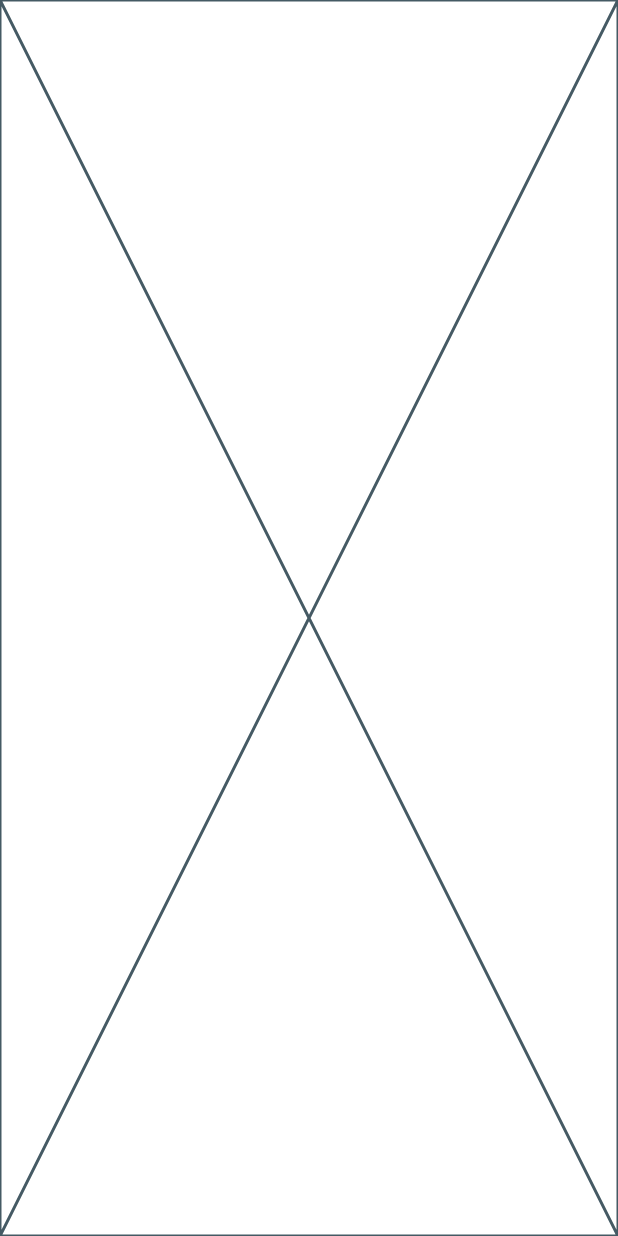
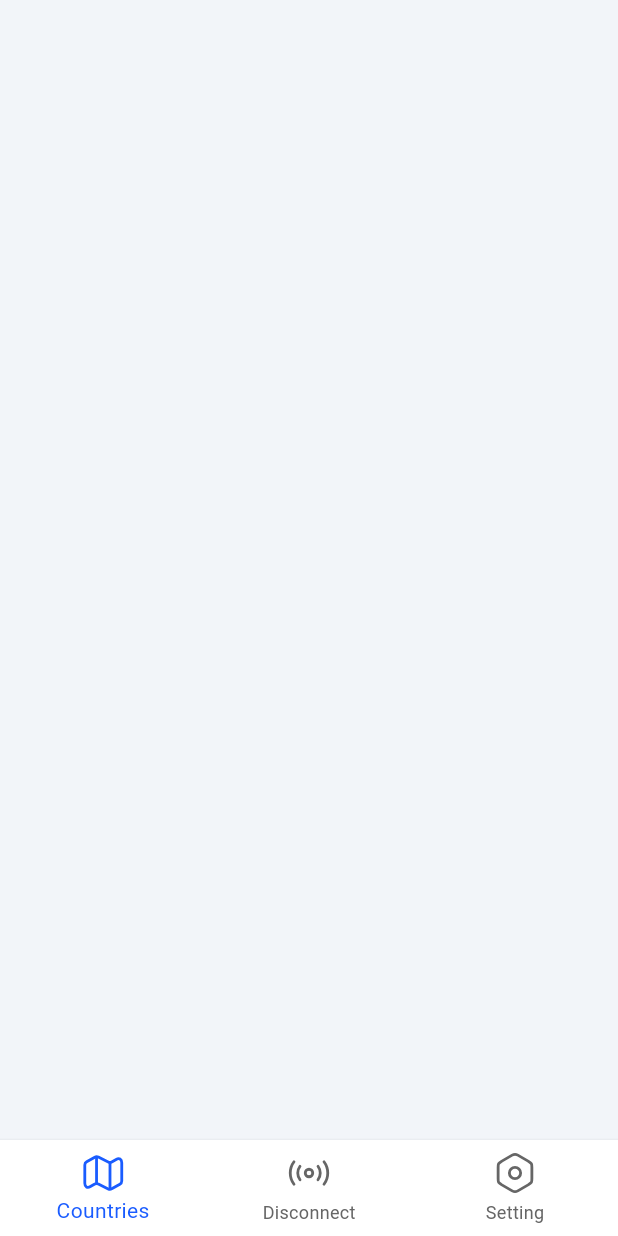
Before and after one commit to ibrahim-ylmz/flutter-vpn-case-study, a Flutter app: the screen it shows after launch, on a phone screen of 412 x 824 dp. Run offline on Flutter 3.47's test engine with Material 3 defaults, Android fonts, the phone set to English and light mode, and no system bars; our stand-ins replace auto_route, equatable, flutter_bloc, flutter_svg, get_it.

Commit message:
Implement routing and main page layout with bottom navigation

```diff
--- /dev/null
+++ b/lib/core/navigation/app_router.dart
@@ -0,0 +1,14 @@
+import 'package:auto_route/auto_route.dart';
+import 'package:vpn_case_study/feature/home/presentation/pages/main_page.dart';
+
+part 'app_router.gr.dart';
+
+@AutoRouterConfig(replaceInRouteName: AppRouter._replaceRouteName)
+/// Project router
+final class AppRouter extends RootStackRouter {
+  static const _replaceRouteName = 'Page,Route';
+  @override
+  List<AutoRoute> get routes => [
+    AutoRoute(page: MainRoute.page, initial: true, path: '/'),
+  ];
+}
--- /dev/null
+++ b/lib/feature/home/presentation/pages/main_page.dart
@@ -0,0 +1,74 @@
+import 'package:auto_route/auto_route.dart';
+import 'package:flutter/material.dart';
+import 'package:flutter_svg/svg.dart';
+
+@RoutePage()
+/// Main page of the app
+final class MainPage extends StatelessWidget {
+  /// Constructor for [MainPage]
+  const MainPage({super.key});
+
+  @override
+  Widget build(BuildContext context) {
+    final theme = Theme.of(context);
+
+    return AutoTabsRouter(
+      routes: const [],
+      builder: (context, child) {
+        final tabsRouter = AutoTabsRouter.of(context);
+        return Scaffold(
+          body: child,
+          bottomNavigationBar: BottomNavigationBar(
+            backgroundColor: theme.bottomNavigationBarTheme.backgroundColor,
+            elevation: 2,
+            currentIndex: tabsRouter.activeIndex,
+            onTap: tabsRouter.setActiveIndex,
+            selectedItemColor: theme.colorScheme.primary,
+            unselectedItemColor: theme.colorScheme.onSurfaceVariant,
+            items: [
+              BottomNavigationBarItem(
+                icon: SvgPicture.asset(
+                  'assets/icons/ic_map.svg',
+                  height: 30,
+                  colorFilter: ColorFilter.mode(
+                    tabsRouter.activeIndex == 0
+                        ? theme.colorScheme.primary
+                        : theme.colorScheme.onSurfaceVariant,
+                    BlendMode.srcIn,
+                  ),
+                ),
+                label: 'Countries',
+              ),
+              BottomNavigationBarItem(
+                icon: SvgPicture.asset(
+                  'assets/icons/ic_radar.svg',
+                  height: 30,
+                  colorFilter: ColorFilter.mode(
+                    tabsRouter.activeIndex == 1
+                        ? theme.colorScheme.primary
+                        : theme.colorScheme.onSurfaceVariant,
+                    BlendMode.srcIn,
+                  ),
+                ),
+                label: 'Disconnect',
+              ),
+              BottomNavigationBarItem(
+                icon: SvgPicture.asset(
+                  'assets/icons/ic_setting.svg',
+                  height: 30,
+                  colorFilter: ColorFilter.mode(
+                    tabsRouter.activeIndex == 2
+                        ? theme.colorScheme.primary
+                        : theme.colorScheme.onSurfaceVariant,
+                    BlendMode.srcIn,
+                  ),
+                ),
+                label: 'Setting',
+              ),
+            ],
+          ),
+        );
+      },
+    );
+  }
+}
--- a/lib/main.dart
+++ b/lib/main.dart
@@ -1,6 +1,9 @@
 import 'package:flutter/material.dart';
 import 'package:vpn_case_study/core/init/application_initialize.dart';
 import 'package:vpn_case_study/core/init/bloc_initialize.dart';
+import 'package:vpn_case_study/core/init/theme/custom_dark_theme.dart';
+import 'package:vpn_case_study/core/init/theme/custom_light_theme.dart';
+import 'package:vpn_case_study/core/navigation/app_router.dart';
 
 Future<void> main() async {
   await ApplicationInitialize().init();
@@ -9,13 +12,16 @@ Future<void> main() async {
 
 class _MyApp extends StatelessWidget {
   const _MyApp();
+  static final _appRouter = AppRouter();
 
   @override
   Widget build(BuildContext context) {
-    return const MaterialApp(
+    return MaterialApp.router(
       debugShowCheckedModeBanner: false,
       title: 'VPN Case Study',
-      home: Placeholder(),
+      theme: CustomLightTheme().themeData,
+      darkTheme: CustomDarkTheme().themeData,
+      routerConfig: _appRouter.config(),
     );
   }
 }
```
Also changed, not shown: lib/core/navigation/app_router.gr.dart (added).
